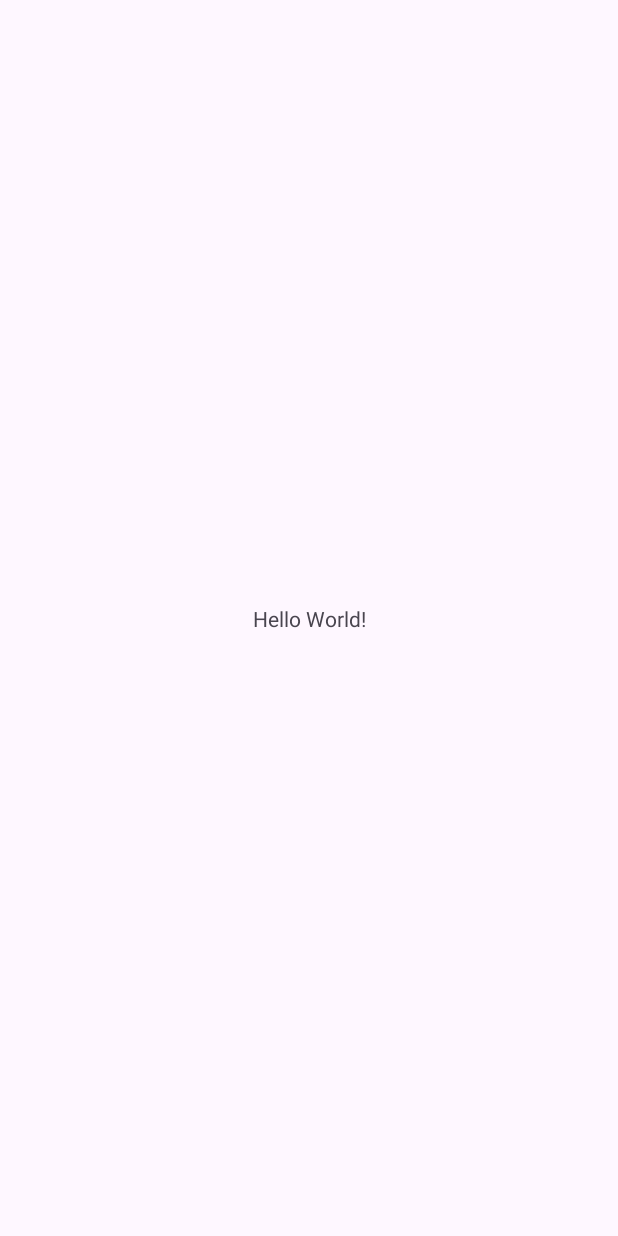
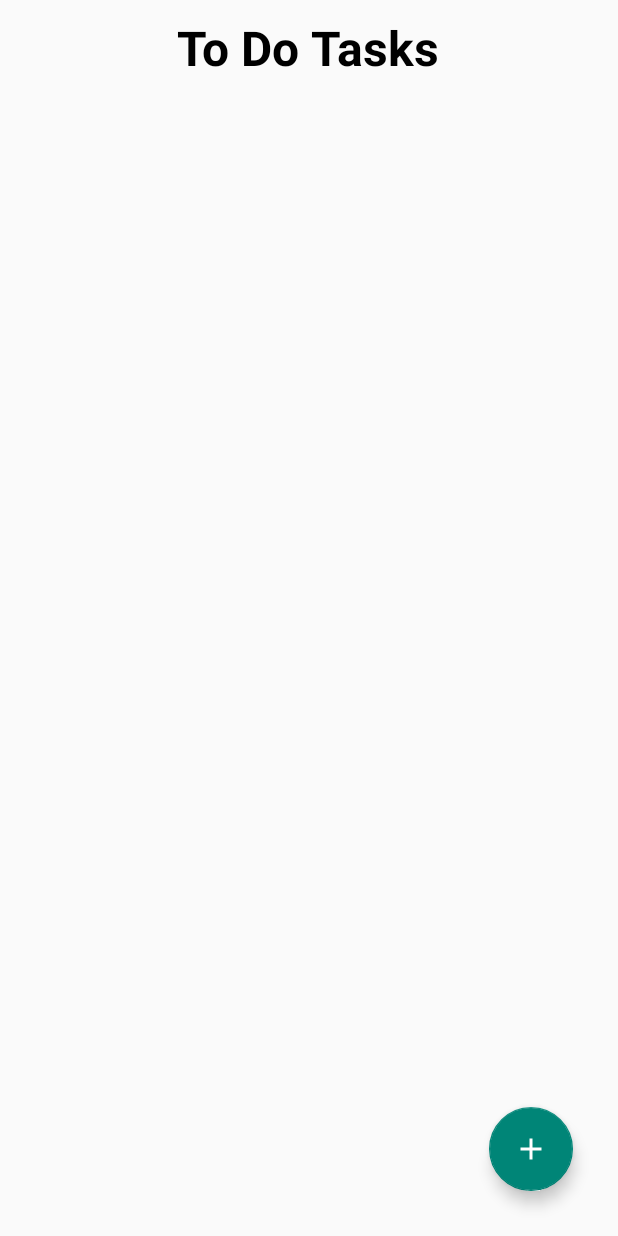
Before and after one commit to sreeginy/ToDo-List, an Android app: the screen it shows after launch (MainActivity), on a phone screen of 412 x 824 dp. Before the commit the screen is almost empty. Run offline under Robolectric (Android 15) with nearby library versions, the light colour scheme and no system bars.

Commit message:
UI initial

```diff
--- a/app/build.gradle
+++ b/app/build.gradle
@@ -36,4 +36,6 @@ dependencies {
     testImplementation 'junit:junit:4.13.2'
     androidTestImplementation 'androidx.test.ext:junit:1.1.5'
     androidTestImplementation 'androidx.test.espresso:espresso-core:3.5.1'
+
+    implementation 'com.google.android.material:material:1.2.1'
 }
--- /dev/null
+++ b/app/src/main/java/com/sreeginy/todolist/Model/ToDoModel.java
@@ -0,0 +1,6 @@
+package com.sreeginy.todolist.Model;
+
+public class ToDoModel {
+
+    private String task ;
+}
--- /dev/null
+++ b/app/src/main/java/com/sreeginy/todolist/SplashActivity.java
@@ -0,0 +1,26 @@
+package com.sreeginy.todolist;
+
+import androidx.appcompat.app.AppCompatActivity;
+
+import android.content.Intent;
+import android.os.Bundle;
+import android.os.Handler;
+
+public class SplashActivity extends AppCompatActivity {
+
+    @Override
+    protected void onCreate(Bundle savedInstanceState) {
+        super.onCreate(savedInstanceState);
+        setContentView(R.layout.activity_splash);
+
+
+        new Handler().postDelayed(new Runnable() {
+            @Override
+            public void run() {
+                startActivity(new Intent(SplashActivity.this, MainActivity.class));
+                finish();
+            }
+        }, 4000);
+
+    }
+}
--- /dev/null
+++ b/app/src/main/res/drawable/add_24.xml
@@ -0,0 +1,5 @@
+<vector android:height="24dp" android:tint="#FFFFFF"
+    android:viewportHeight="24" android:viewportWidth="24"
+    android:width="24dp" xmlns:android="http://schemas.android.com/apk/res/android">
+    <path android:fillColor="@android:color/white" android:pathData="M19,13h-6v6h-2v-6H5v-2h6V5h2v6h6v2z"/>
+</vector>
--- /dev/null
+++ b/app/src/main/res/drawable/done_all_24.xml
@@ -0,0 +1,5 @@
+<vector android:height="55dp" android:tint="#FFFFFF"
+    android:viewportHeight="24" android:viewportWidth="24"
+    android:width="55dp" xmlns:android="http://schemas.android.com/apk/res/android">
+    <path android:fillColor="@android:color/white" android:pathData="M18,7l-1.41,-1.41 -6.34,6.34 1.41,1.41L18,7zM22.24,5.59L11.66,16.17 7.48,12l-1.41,1.41L11.66,19l12,-12 -1.42,-1.41zM0.41,13.41L6,19l1.41,-1.41L1.83,12 0.41,13.41z"/>
+</vector>
--- a/app/src/main/res/layout/activity_main.xml
+++ b/app/src/main/res/layout/activity_main.xml
@@ -1,5 +1,5 @@
 <?xml version="1.0" encoding="utf-8"?>
-<androidx.constraintlayout.widget.ConstraintLayout xmlns:android="http://schemas.android.com/apk/res/android"
+<RelativeLayout xmlns:android="http://schemas.android.com/apk/res/android"
     xmlns:app="http://schemas.android.com/apk/res-auto"
     xmlns:tools="http://schemas.android.com/tools"
     android:layout_width="match_parent"
@@ -7,12 +7,30 @@
     tools:context=".MainActivity">
 
     <TextView
+        android:id="@+id/textView"
         android:layout_width="wrap_content"
         android:layout_height="wrap_content"
-        android:text="Hello World!"
-        app:layout_constraintBottom_toBottomOf="parent"
-        app:layout_constraintEnd_toEndOf="parent"
-        app:layout_constraintStart_toStartOf="parent"
-        app:layout_constraintTop_toTopOf="parent" />
+        android:text="To Do Tasks"
+        android:textColor="@color/black"
+        android:textStyle="bold"
+        android:textSize="32sp"
+        android:layout_centerHorizontal="true"
+        android:layout_marginTop="10dp"/>
 
-</androidx.constraintlayout.widget.ConstraintLayout>
+    <androidx.recyclerview.widget.RecyclerView
+        android:layout_width="match_parent"
+        android:layout_height="wrap_content"
+        android:id="@+id/recyclerView"
+        android:layout_below="@+id/textView"
+        android:nestedScrollingEnabled="true"/>
+
+<com.google.android.material.floatingactionbutton.FloatingActionButton
+    android:id="@+id/add"
+    android:layout_width="wrap_content"
+    android:layout_height="wrap_content"
+    android:layout_alignParentEnd="true"
+    android:layout_alignParentBottom="true"
+    android:layout_margin="30dp"
+    android:src="@drawable/add_24"
+    />
+</RelativeLayout>
--- a/app/src/main/res/values/colors.xml
+++ b/app/src/main/res/values/colors.xml
@@ -2,4 +2,7 @@
 <resources>
     <color name="black">#FF000000</color>
     <color name="white">#FFFFFFFF</color>
+    <color name="colorPrimary">#192A56</color>
+    <color name="dark">#0A3D62</color>
+    <color name="accent">#192A56</color>
 </resources>
--- a/app/src/main/res/values/themes.xml
+++ b/app/src/main/res/values/themes.xml
@@ -1,6 +1,6 @@
-<resources xmlns:tools="http://schemas.android.com/tools">
+ <resources xmlns:tools="http://schemas.android.com/tools">
     <!-- Base application theme. -->
-    <style name="Base.Theme.ToDoList" parent="Theme.Material3.DayNight.NoActionBar">
+    <style name="Base.Theme.ToDoList" parent="Theme.AppCompat.Light.NoActionBar">
         <!-- Customize your light theme here. -->
         <!-- <item name="colorPrimary">@color/my_light_primary</item> -->
     </style>
```
Also changed, not shown: app/src/main/AndroidManifest.xml (+10 -5 lines), app/src/main/res/layout/activity_splash.xml (added, +27 -0 lines), app/src/main/res/layout/add_newtask.xml (added, +29 -0 lines), app/src/main/res/layout/task_layout.xml (added, +27 -0 lines).
